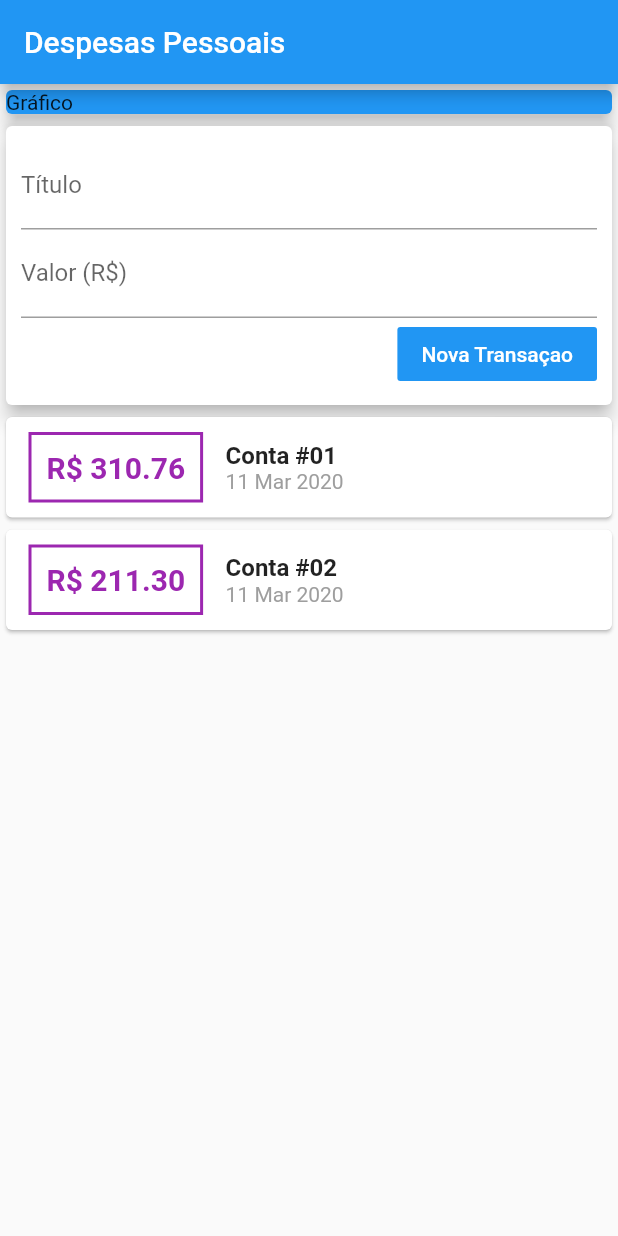
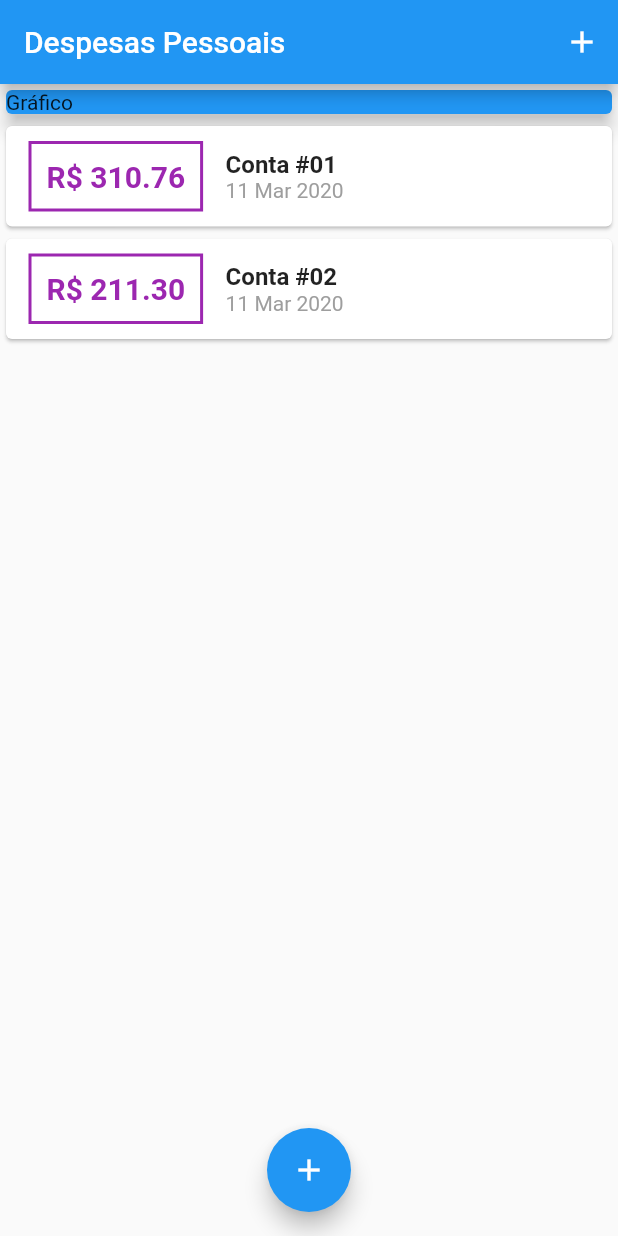
Before and after one commit to davihoffmann/expenses, a Flutter app: the screen it shows after launch, on a phone screen of 412 x 824 dp. Run offline on Flutter 3.47's test engine with Material 2 defaults, Android fonts, the phone set to English and light mode, and no system bars.

Commit message:
adicionado modal para incluir despesas

```diff
--- a/lib/components/transaction_user.dart
+++ /dev/null
@@ -1,43 +0,0 @@
-import 'dart:math';
-
-import 'package:flutter/material.dart';
-import 'transaction_list.dart';
-import 'transaction_form.dart';
-import 'package:expenses/models/transaction.dart';
-
-class TransactionUser extends StatefulWidget {
-  @override
-  _TransactionUserState createState() => _TransactionUserState();
-}
-
-class _TransactionUserState extends State<TransactionUser> {
-  final _transaction = [
-    Transaction(
-        id: 't1', title: 'Conta #01', value: 310.76, date: DateTime.now()),
-    Transaction(
-        id: 't2', title: 'Conta #02', value: 211.30, date: DateTime.now()),
-  ];
-
-  _addTransaction(String title, double value) {
-    final newTransaction = Transaction(
-      id: Random().nextDouble().toString(),
-      title: title,
-      value: value,
-      date: DateTime.now(),
-    );
-
-    setState(() {
-      _transaction.add(newTransaction);
-    });
-  }
-
-  @override
-  Widget build(BuildContext context) {
-    return Column(
-      children: <Widget>[
-        TransactionForm(_addTransaction),
-        TransactionList(_transaction),
-      ],
-    );
-  }
-}
--- a/lib/main.dart
+++ b/lib/main.dart
@@ -1,5 +1,9 @@
-import 'components/transaction_user.dart';
+import 'dart:math';
+import 'package:expenses/components/transaction_form.dart';
 import 'package:flutter/material.dart';
+import './components/transaction_form.dart';
+import './components/transaction_list.dart';
+import 'package:expenses/models/transaction.dart';
 
 main() => runApp(ExpensesApp());
 
@@ -12,12 +16,50 @@ class ExpensesApp extends StatelessWidget {
   }
 }
 
-class MyHomePage extends StatelessWidget {
+class MyHomePage extends StatefulWidget {
+  @override
+  _MyHomePageState createState() => _MyHomePageState();
+}
+
+class _MyHomePageState extends State<MyHomePage> {
+  final _transaction = [
+    Transaction(
+        id: 't1', title: 'Conta #01', value: 310.76, date: DateTime.now()),
+    Transaction(
+        id: 't2', title: 'Conta #02', value: 211.30, date: DateTime.now()),
+  ];
+
+  _addTransaction(String title, double value) {
+    final newTransaction = Transaction(
+      id: Random().nextDouble().toString(),
+      title: title,
+      value: value,
+      date: DateTime.now(),
+    );
+
+    setState(() {
+      _transaction.add(newTransaction);
+    });
+
+    Navigator.of(context).pop();
+  }
+
+  _openTransactionFormModal(BuildContext context) {
+    showModalBottomSheet(
+        context: context,
+        builder: (ctx) {
+          return TransactionForm(_addTransaction);
+        });
+  }
+
   @override
   Widget build(BuildContext context) {
     return Scaffold(
       appBar: AppBar(
         title: Text('Despesas Pessoais'),
+        actions: <Widget>[
+          IconButton(icon: Icon(Icons.add), onPressed: () => _openTransactionFormModal(context)),
+        ],
       ),
       body: SingleChildScrollView(
         child: Column(
@@ -30,10 +72,13 @@ class MyHomePage extends StatelessWidget {
                 elevation: 5,
               ),
             ),
-              TransactionUser()
+            TransactionList(_transaction),
           ],
         ),
       ),
+      floatingActionButton:
+          FloatingActionButton(child: Icon(Icons.add), onPressed: () => _openTransactionFormModal(context)),
+      floatingActionButtonLocation: FloatingActionButtonLocation.centerFloat,
     );
   }
 }
```
Also changed, not shown: lib/components/transaction_form.dart (+11 -4 lines). Lines whose indentation alone changed are shown as unchanged.
